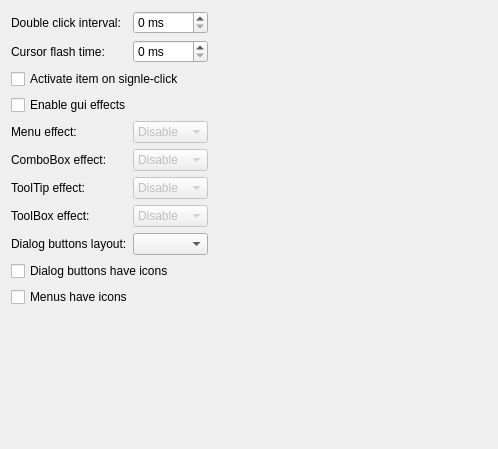
Martchus/qt5ct, file qt5ct/src/qt5ct/interfacepage.ui: the form before one commit.
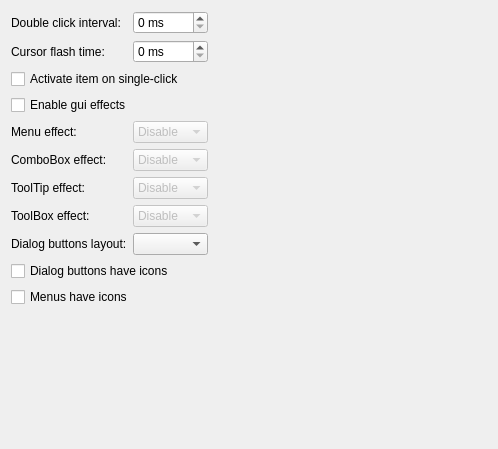
The form after the commit.

Diff of the .ui file:
```diff
--- a/qt5ct/src/qt5ct/interfacepage.ui
+++ b/qt5ct/src/qt5ct/interfacepage.ui
@@ -206,7 +206,7 @@
      <item row="2" column="0" colspan="2">
       <widget class="QCheckBox" name="singleClickCheckBox">
        <property name="text">
-        <string>Activate item on signle-click</string>
+        <string>Activate item on single-click</string>
        </property>
        <property name="tristate">
         <bool>true</bool>
```
